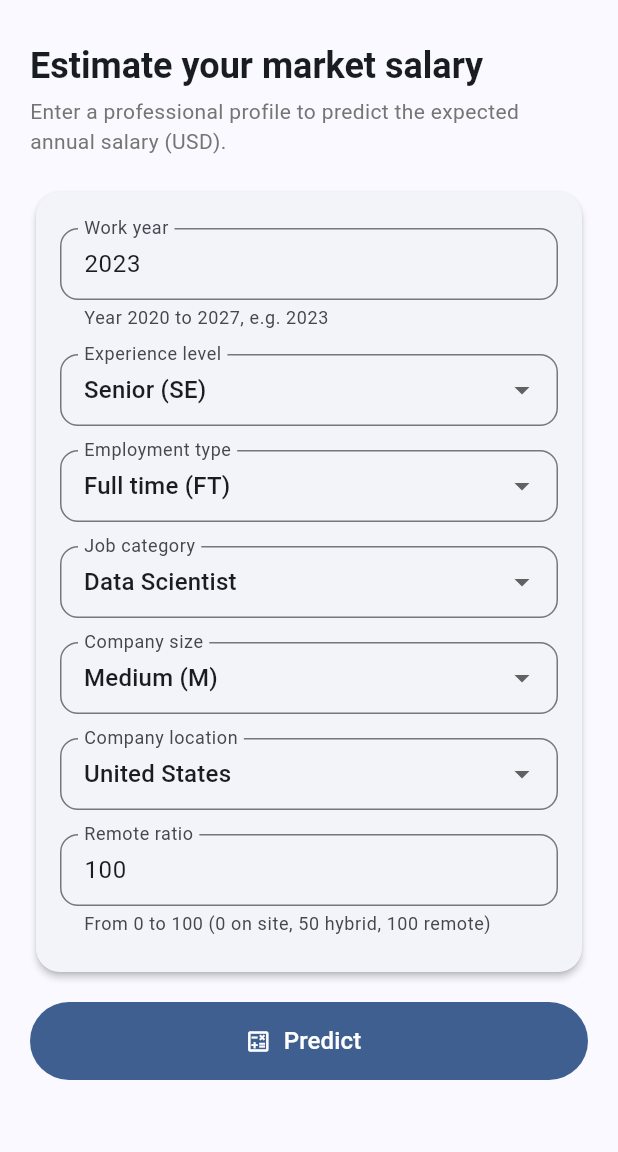
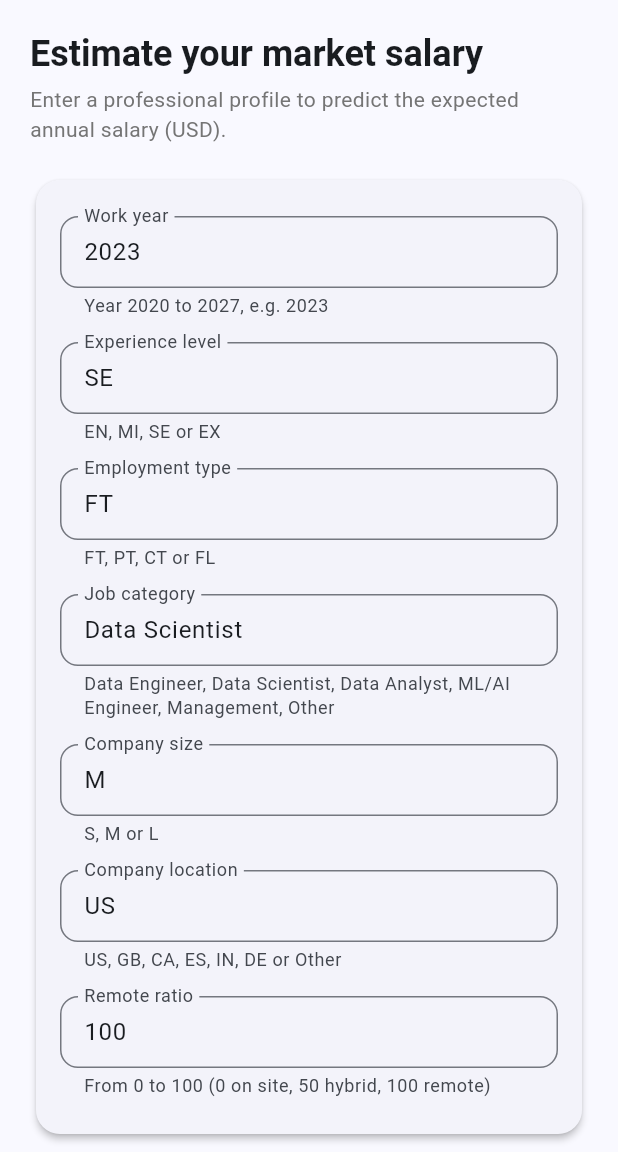
Before and after one commit to SHYAKA-Aime/Regression-Analysis-Mobile-Application, a Flutter app: the screen it shows after launch, on a phone screen of 412 x 824 dp, the part 84-1236 px from its top. Run offline on Flutter 3.47's test engine with Material 3 defaults, Android fonts, the phone set to English and light mode, and no system bars.

Commit message:
app: use seven text fields, one per prediction variable

```diff
--- a/summative/FlutterApp/lib/main.dart
+++ b/summative/FlutterApp/lib/main.dart
@@ -6,25 +6,6 @@ import 'package:http/http.dart' as http;
 const String kApiBaseUrl = 'https://tech-salary-api.onrender.com';
 const String kPredictPath = '/predict';
 
-// each map sends the code the model expects, shown with a friendly label
-const Map<String, String> kExperience = {
-  'EN': 'Entry (EN)', 'MI': 'Mid (MI)', 'SE': 'Senior (SE)', 'EX': 'Executive (EX)',
-};
-const Map<String, String> kEmployment = {
-  'FT': 'Full time (FT)', 'PT': 'Part time (PT)', 'CT': 'Contract (CT)', 'FL': 'Freelance (FL)',
-};
-const Map<String, String> kJobCategory = {
-  'Data Engineer': 'Data Engineer', 'Data Scientist': 'Data Scientist',
-  'Data Analyst': 'Data Analyst', 'ML/AI Engineer': 'ML/AI Engineer',
-  'Management': 'Management', 'Other': 'Other',
-};
-const Map<String, String> kCompanySize = {
-  'S': 'Small (S)', 'M': 'Medium (M)', 'L': 'Large (L)',
-};
-const Map<String, String> kCompanyLocation = {
-  'US': 'United States', 'GB': 'United Kingdom', 'CA': 'Canada',
-  'ES': 'Spain', 'IN': 'India', 'DE': 'Germany', 'Other': 'Other',
-};
 void main() => runApp(const SalaryApp());
 
 class SalaryApp extends StatelessWidget {
@@ -52,14 +33,14 @@ class PredictPage extends StatefulWidget {
 }
 
 class _PredictPageState extends State<PredictPage> {
+  // one text field per model variable (7 fields = 7 variables)
   final _workYear = TextEditingController(text: '2023');
+  final _experience = TextEditingController(text: 'SE');
+  final _employment = TextEditingController(text: 'FT');
+  final _jobCategory = TextEditingController(text: 'Data Scientist');
+  final _companySize = TextEditingController(text: 'M');
+  final _companyLocation = TextEditingController(text: 'US');
   final _remoteRatio = TextEditingController(text: '100');
-
-  String _experience = 'SE';
-  String _employment = 'FT';
-  String _jobCategory = 'Data Scientist';
-  String _companySize = 'M';
-  String _companyLocation = 'US';
 
   bool _loading = false;
   String? _resultText;
@@ -67,18 +48,33 @@ class _PredictPageState extends State<PredictPage> {
 
   @override
   void dispose() {
-    _workYear.dispose();
-    _remoteRatio.dispose();
+    for (final c in [
+      _workYear, _experience, _employment, _jobCategory,
+      _companySize, _companyLocation, _remoteRatio,
+    ]) {
+      c.dispose();
+    }
     super.dispose();
   }
 
   Future<void> _predict() async {
-    if (_workYear.text.trim().isEmpty || _remoteRatio.text.trim().isEmpty) {
-      _show('Please fill in the work year and remote ratio.', isError: true);
+    final fields = {
+      'work_year': _workYear.text.trim(),
+      'experience_level': _experience.text.trim().toUpperCase(),
+      'employment_type': _employment.text.trim().toUpperCase(),
+      'job_category': _jobCategory.text.trim(),
+      'company_size': _companySize.text.trim().toUpperCase(),
+      'company_location_grp': _companyLocation.text.trim().toUpperCase(),
+      'remote_ratio': _remoteRatio.text.trim(),
+    };
+
+    final missing = fields.entries.where((e) => e.value.isEmpty).map((e) => e.key).toList();
+    if (missing.isNotEmpty) {
+      _show('Missing value(s): ${missing.join(', ')}', isError: true);
       return;
     }
-    final year = int.tryParse(_workYear.text.trim());
-    final remote = int.tryParse(_remoteRatio.text.trim());
+    final year = int.tryParse(fields['work_year']!);
+    final remote = int.tryParse(fields['remote_ratio']!);
     if (year == null || remote == null) {
       _show('Work year and remote ratio must be whole numbers.', isError: true);
       return;
@@ -86,11 +82,11 @@ class _PredictPageState extends State<PredictPage> {
 
     final body = <String, dynamic>{
       'work_year': year,
-      'experience_level': _experience,
-      'employment_type': _employment,
-      'job_category': _jobCategory,
-      'company_size': _companySize,
-      'company_location_grp': _companyLocation,
+      'experience_level': fields['experience_level'],
+      'employment_type': fields['employment_type'],
+      'job_category': fields['job_category'],
+      'company_size': fields['company_size'],
+      'company_location_grp': fields['company_location_grp'],
       'remote_ratio': remote,
     };
 
@@ -185,16 +181,12 @@ class _PredictPageState extends State<PredictPage> {
                       child: Column(
                         children: [
                           _numField(_workYear, 'Work year', 'Year 2020 to 2027, e.g. 2023'),
-                          _dropdown<String>('Experience level', _experience, kExperience,
-                              (v) => setState(() => _experience = v!)),
-                          _dropdown<String>('Employment type', _employment, kEmployment,
-                              (v) => setState(() => _employment = v!)),
-                          _dropdown<String>('Job category', _jobCategory, kJobCategory,
-                              (v) => setState(() => _jobCategory = v!)),
-                          _dropdown<String>('Company size', _companySize, kCompanySize,
-                              (v) => setState(() => _companySize = v!)),
-                          _dropdown<String>('Company location', _companyLocation, kCompanyLocation,
-                              (v) => setState(() => _companyLocation = v!)),
+                          _textField(_experience, 'Experience level', 'EN, MI, SE or EX'),
+                          _textField(_employment, 'Employment type', 'FT, PT, CT or FL'),
+                          _textField(_jobCategory, 'Job category',
+                              'Data Engineer, Data Scientist, Data Analyst, ML/AI Engineer, Management, Other'),
+                          _textField(_companySize, 'Company size', 'S, M or L'),
+                          _textField(_companyLocation, 'Company location', 'US, GB, CA, ES, IN, DE or Other'),
                           _numField(_remoteRatio, 'Remote ratio', 'From 0 to 100 (0 on site, 50 hybrid, 100 remote)'),
                         ],
                       ),
@@ -260,20 +252,16 @@ class _PredictPageState extends State<PredictPage> {
         ),
       );
 
-  Widget _dropdown<T>(String label, T value, Map<T, String> options, ValueChanged<T?> onChanged) => Padding(
+  Widget _textField(TextEditingController c, String label, String helper) => Padding(
         padding: const EdgeInsets.symmetric(vertical: 8),
-        child: DropdownButtonFormField<T>(
-          initialValue: value,
-          isExpanded: true,
-          decoration: _decoration(label, null),
-          items: options.entries
-              .map((e) => DropdownMenuItem<T>(value: e.key, child: Text(e.value)))
-              .toList(),
-          onChanged: onChanged,
+        child: TextField(
+          controller: c,
+          textCapitalization: TextCapitalization.characters,
+          decoration: _decoration(label, helper),
         ),
       );
 
-  InputDecoration _decoration(String label, String? helper) => InputDecoration(
+  InputDecoration _decoration(String label, String helper) => InputDecoration(
         labelText: label,
         helperText: helper,
         helperMaxLines: 2,
```
Also changed, not shown: 1 other file.
